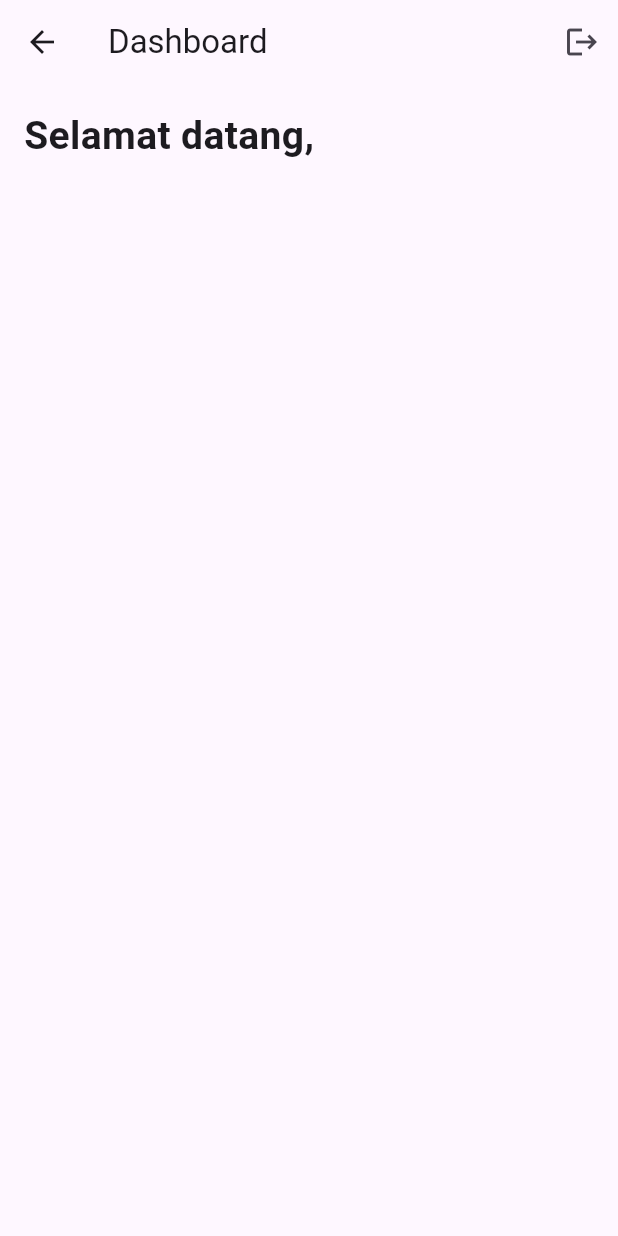
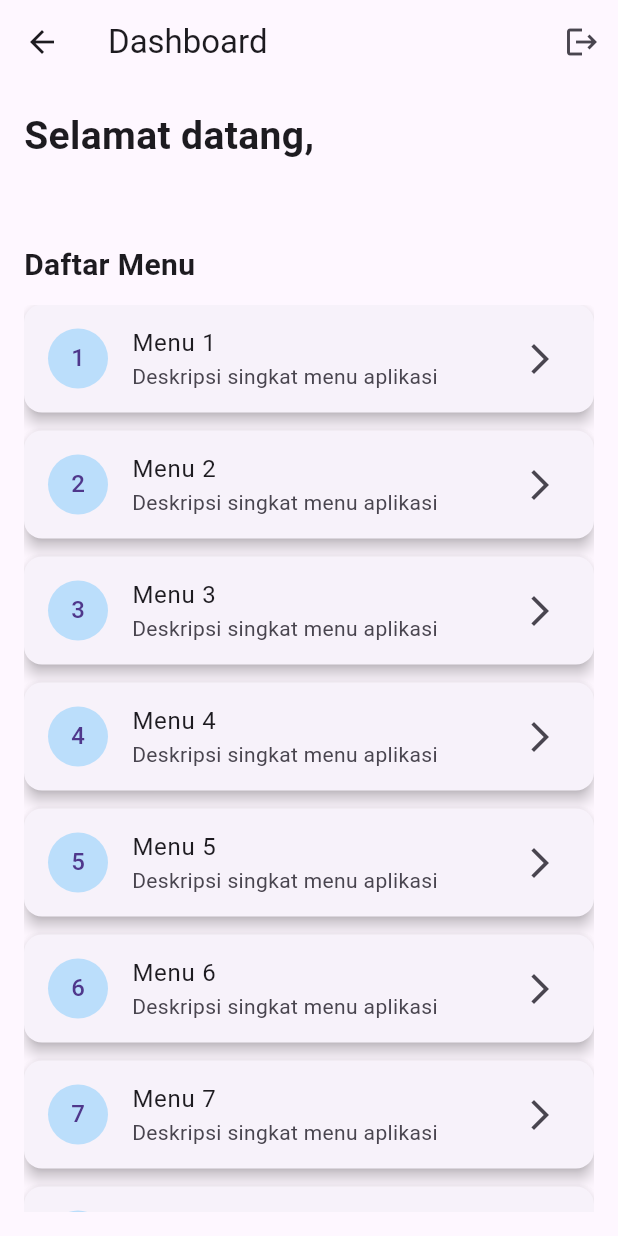
Before and after one commit to rueel/belajaruprak, a Flutter app: the DashboardScreen screen opened by its route, on a phone screen of 412 x 824 dp. Run offline on Flutter 3.47's test engine with Material 3 defaults, Android fonts, the phone set to English and light mode, and no system bars; accounts and stored records are empty.

Commit message:
feat: list view dan daftar

```diff
--- a/lib/screens/dashboard_screen.dart
+++ b/lib/screens/dashboard_screen.dart
@@ -53,6 +53,42 @@ class _DashboardScreenState extends State<DashboardScreen> {
                 fontSize: 26,
                 fontWeight: FontWeight.bold,
               ),
+            ),
+          Text(
+            _user.email,
+            style: const TextStyle(fontSize: 16, color: Colors.grey),
+          ),
+          const SizedBox(height: 30),
+
+          const Text(
+              "Daftar Menu",
+              style: TextStyle(fontSize: 20, fontWeight: FontWeight.bold),
+            ),
+            const SizedBox(height: 12),
+
+            Expanded(
+              child: ListView.builder(
+                itemCount: 12,
+                itemBuilder: (context, index) {
+                  return Card(
+                    margin: const EdgeInsets.only(bottom: 12),
+                    elevation: 4,                    // Shadow
+                    shape: RoundedRectangleBorder(
+                      borderRadius: BorderRadius.circular(12), // Rounded corner
+                    ),
+                    child: ListTile(
+                      leading: CircleAvatar(
+                        backgroundColor: Colors.blue.shade100,
+                        child: Text("${index + 1}"),
+                      ),
+                      title: Text("Menu ${index + 1}"),
+                      subtitle: const Text("Deskripsi singkat menu aplikasi"),
+                      trailing: const Icon(Icons.arrow_forward_ios),
+                    ),
+                  );
+                },
+              ),
+            ),
           ],
         ),
       ),
```
